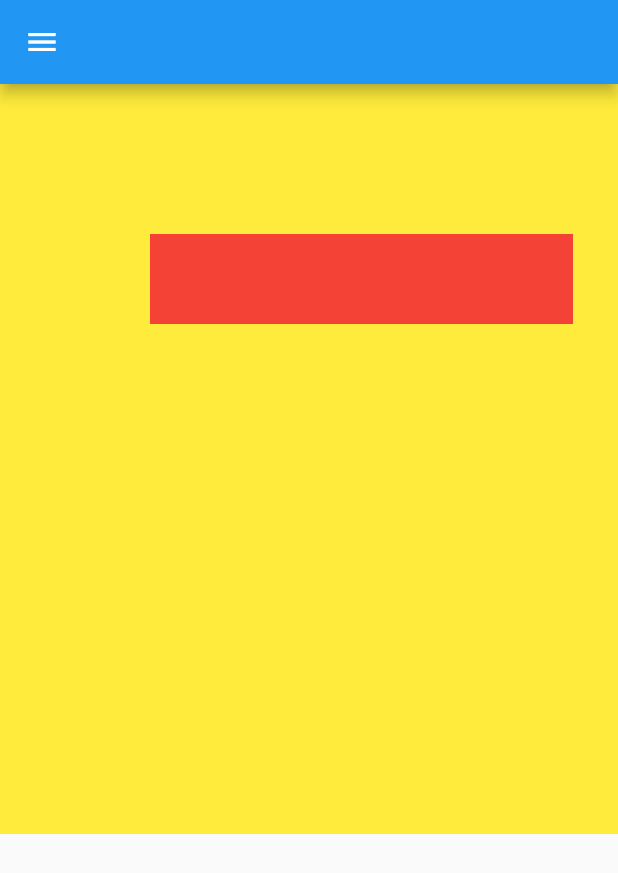
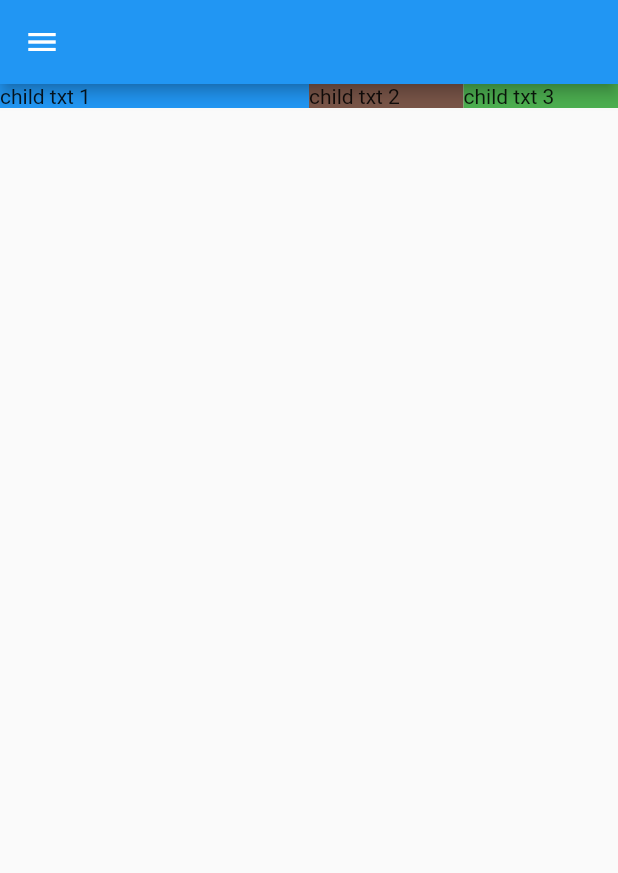
Before and after one commit to OuchattiKhadija/First_App_Flutter, a Flutter app: the screen it shows after launch, on a phone screen of 412 x 824 dp. Shown: the top 873 px of the screen. Run offline on Flutter 3.47's test engine with Material 2 defaults, Android fonts, the phone set to English and light mode, and no system bars.

```diff
--- a/lib/main.dart
+++ b/lib/main.dart
@@ -92,34 +92,33 @@ class Login extends StatelessWidget {
 //2 - child : Card Container SizdBox and Etc  //accept child
 //3 - Children : Collumn Row Stack ListView GridView //accept more than one child
 //4 - Scaffold MaterialApp
+
 class ColumnAndRow extends StatelessWidget {
   @override
   Widget build(BuildContext context) {
     return Scaffold(
         appBar: AppBar(),
         drawer: Drawer(),
-        body: Container(
-          color: Colors.yellow,
-          width: double.infinity,
-          height: 500,
-          child: Stack(
-            //if children size big than stack size to set visible oversize
-      //      overflow: Overflow.visible,
-//            alignment: Alignment.center,
-            children: [
-              Positioned(
-                top: 100,
-                left: 100,
-                right: 30,
-                height: 60,
+        body: Row(
+          children: [
+            Expanded(
+              //linear layout weight 2 => in flutter flex in Expended
+              flex: 2,
                 child: Container(
-                  color: Colors.red,
-                  width: 200,
-                  height: 200,
-                ),
-              ),
-            ],
-          ),
+              child: Text("child txt 1"),
+              color: Colors.blue,
+            )),
+            Expanded(
+                child: Container(
+              child: Text("child txt 2"),
+              color: Colors.brown,
+            )),
+            Expanded(
+                child: Container(
+              child: Text("child txt 3"),
+              color: Colors.green,
+            )),
+          ],
         ));
   }
 }
```
